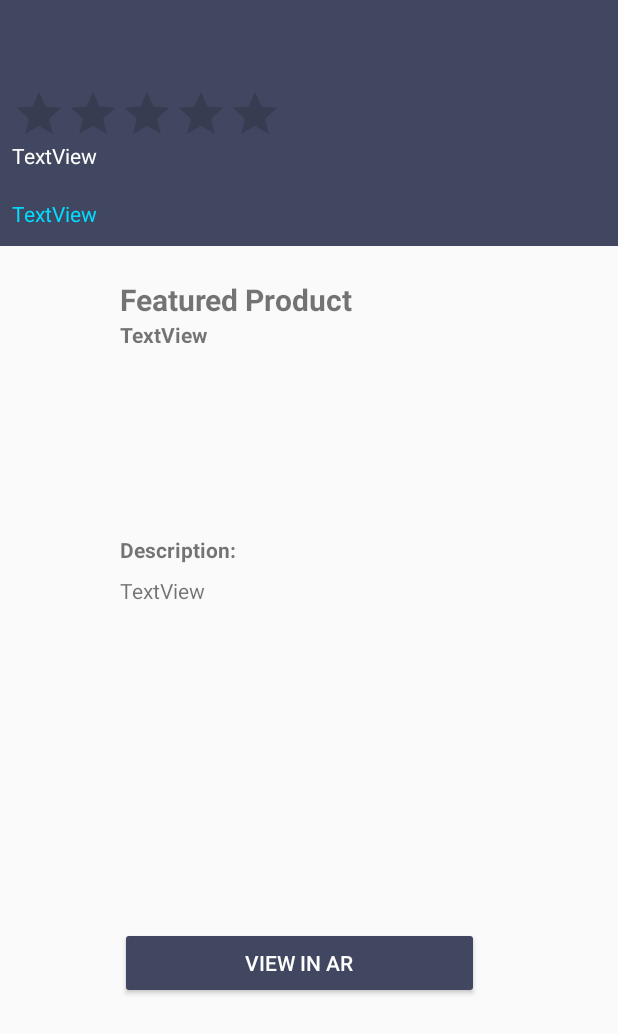
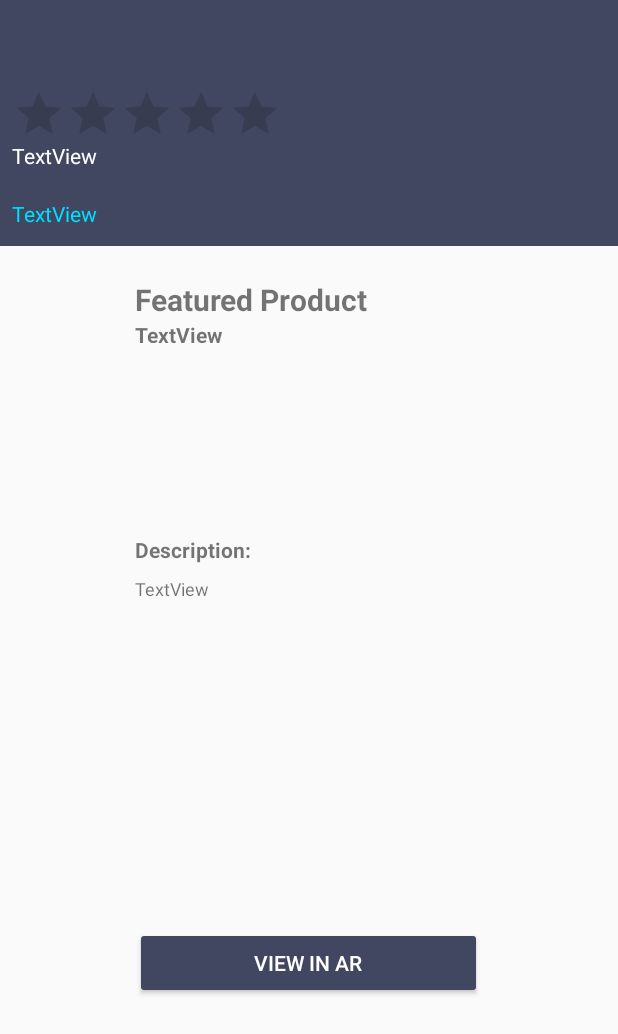
Before and after one commit to P-Henri/StoreFrontAR, an Android app: the StoreItemView screen opened directly, with no data from a screen before it, on a phone screen of 412 x 824 dp. Shown: the top 1034 px of the screen. Run offline under Robolectric (Android 15) with nearby library versions, the phone set to English and light mode, and no system bars; libraries missing offline, so code that uses them is left out: com.loopj.android, cz.msebera.android; 9 statements that could not run were skipped.

Commit message:
centered layout a bit more

```diff
--- a/app/src/main/res/layout/activity_store_item_view.xml
+++ b/app/src/main/res/layout/activity_store_item_view.xml
@@ -160,6 +160,7 @@
                 android:layout_marginStart="14dp"
                 android:layout_marginTop="8dp"
                 android:text="TextView"
+                android:textSize="12sp"
                 app:layout_constraintEnd_toStartOf="@+id/guideline3"
                 app:layout_constraintStart_toStartOf="@+id/guideline"
                 app:layout_constraintTop_toBottomOf="@+id/textView" />
@@ -180,7 +181,7 @@
                 android:layout_width="wrap_content"
                 android:layout_height="wrap_content"
                 android:orientation="vertical"
-                app:layout_constraintGuide_begin="58dp" />
+                app:layout_constraintGuide_begin="68dp" />
 
             <android.support.constraint.Guideline
                 android:id="@+id/guideline2"
@@ -194,7 +195,7 @@
                 android:layout_width="wrap_content"
                 android:layout_height="wrap_content"
                 android:orientation="vertical"
-                app:layout_constraintGuide_end="77dp" />
+                app:layout_constraintGuide_end="75dp" />
         </android.support.constraint.ConstraintLayout>
 
     </LinearLayout>
```
